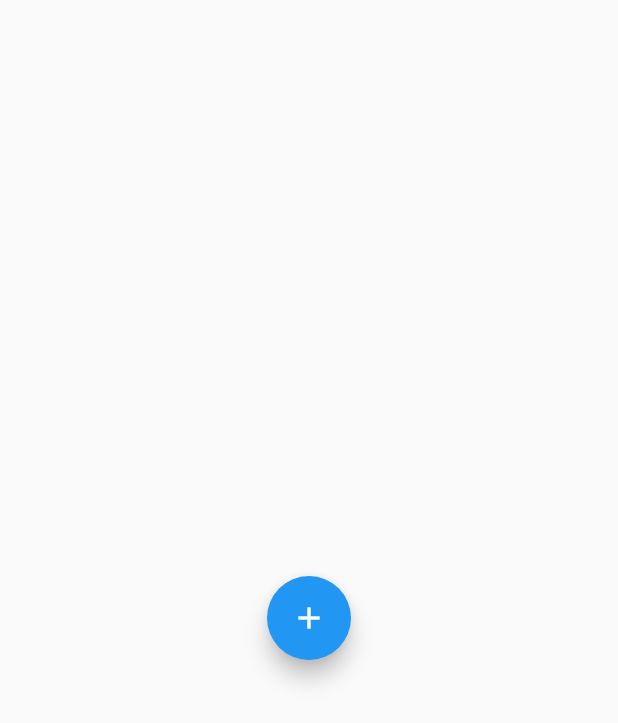
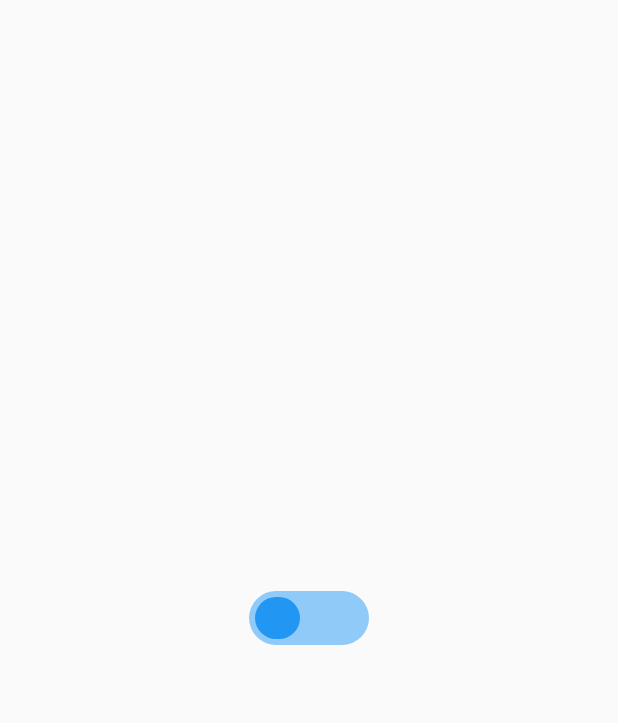
Before and after one commit to ItoYo16u/animation_playground, a Flutter app: the screen it shows after launch, on a phone screen of 412 x 824 dp. Shown: the top 723 px of the screen. Run offline on Flutter 3.47's test engine with Material 2 defaults, Android fonts, the phone set to English and light mode, and no system bars; our stand-ins replace flutter_hooks; missing offline and left inert: dart:ffi.

Commit message:
add switch buttons a, b

```diff
--- /dev/null
+++ b/lib/interaction/switch_buttons.dart
@@ -0,0 +1,125 @@
+import 'package:flutter/cupertino.dart';
+import 'package:flutter/material.dart';
+import 'dart:math' as math;
+
+class SwitchButtonA extends StatefulWidget {
+  @override
+  SwitchButtonAState createState() => SwitchButtonAState();
+}
+
+class SwitchButtonAState extends State<SwitchButtonA>
+    with SingleTickerProviderStateMixin {
+  bool on;
+
+  @override
+  void initState() {
+    on = true;
+    super.initState();
+  }
+
+  @override
+  Widget build(BuildContext context) {
+    return InkWell(
+      onTap: () => setState(() {
+        on = on == false;
+      }),
+      child: AnimatedContainer(
+        decoration: BoxDecoration(
+          color: on ? Colors.blue[200] : Colors.red[200],
+          borderRadius: BorderRadius.circular(18),
+        ),
+        curve: Curves.bounceInOut,
+        padding: EdgeInsets.all(4),
+        width: 80,
+        height: 36,
+        duration: const Duration(milliseconds: 200),
+        alignment: on ? Alignment.centerLeft : Alignment.centerRight,
+        child: AnimatedContainer(
+          duration: const Duration(milliseconds: 200),
+          width: 30,
+          height: 30,
+          child: Center(
+            child: on
+                ? Text(
+                    'On',
+                    style: TextStyle(
+                        color: Colors.white, fontWeight: FontWeight.bold),
+                  )
+                : Text(
+                    'Off',
+                    style: TextStyle(
+                        color: Colors.white, fontWeight: FontWeight.bold),
+                  ),
+          ),
+          decoration: BoxDecoration(
+            color: on ? Colors.blue[400] : Colors.red[400],
+            borderRadius: BorderRadius.circular(15),
+          ),
+        ),
+      ),
+    );
+  }
+}
+
+class SwitchButtonB extends StatefulWidget {
+  @override
+  SwitchButtonBState createState() => SwitchButtonBState();
+}
+
+class SwitchButtonBState extends State<SwitchButtonB>
+    with SingleTickerProviderStateMixin {
+  bool on;
+  bool off;
+  bool show;
+  AnimationController controller;
+
+  @override
+  void initState() {
+    on = true;
+    off = false;
+    show = false;
+    controller =
+        AnimationController(vsync: this, duration: Duration(milliseconds: 210));
+    super.initState();
+  }
+
+  @override
+  Widget build(BuildContext context) {
+    return InkWell(
+      onTap: () => setState(() {
+        if (on){
+          controller.forward();
+        }else {
+          controller.reverse();
+        }
+        on = on == false;
+      }),
+      child: AnimatedContainer(
+          decoration: BoxDecoration(
+            color: on ? Colors.blue[200] : Colors.red[200],
+            borderRadius: BorderRadius.circular(18),
+          ),
+          curve: Curves.bounceInOut,
+          padding: EdgeInsets.all(4),
+          width: 80,
+          height: 36,
+          duration: const Duration(milliseconds: 200),
+          alignment: on ? Alignment.centerLeft : Alignment.centerRight,
+          child: AnimatedBuilder(
+            animation: controller,
+            builder: (_, __) => Container(
+              height: 30,
+              width: f(controller.drive(CurveTween(curve: Curves.easeOutQuart)).value) * 60 + 30,
+              decoration: BoxDecoration(
+                color: controller.drive(ColorTween(begin: Colors.blue,end: Colors.red)).value,
+                borderRadius: BorderRadius.circular(15),
+              ),
+            ),
+          )),
+    );
+  }
+
+  double f(x) {
+    return -4 * (x - 1 / 2) * (x - 1 / 2) + 1;
+  }
+}
--- a/lib/main.dart
+++ b/lib/main.dart
@@ -4,6 +4,7 @@ import 'package:interaction_playground/canvas_and_path/shape_divider/wavy_divide
 import 'package:interaction_playground/guide/stateless_and_stateful.dart';
 import 'package:interaction_playground/interaction/rolling_floating_button.dart';
 import 'package:interaction_playground/interaction/spread_buttons.dart';
+import 'package:interaction_playground/interaction/switch_buttons.dart';
 
 void main() {
   runApp(MyApp());
@@ -17,7 +18,12 @@ class MyApp extends StatelessWidget {
         theme: ThemeData(
           backgroundColor: Colors.white,
         ),
-        home: Scaffold(body: SpreadButtons()));
+        home: Scaffold(
+          body: Center(
+            child: SwitchButtonB(),
+          ),
+        ));
+    // home: Scaffold(body: SpreadButtons()));
   }
 }
 
```
